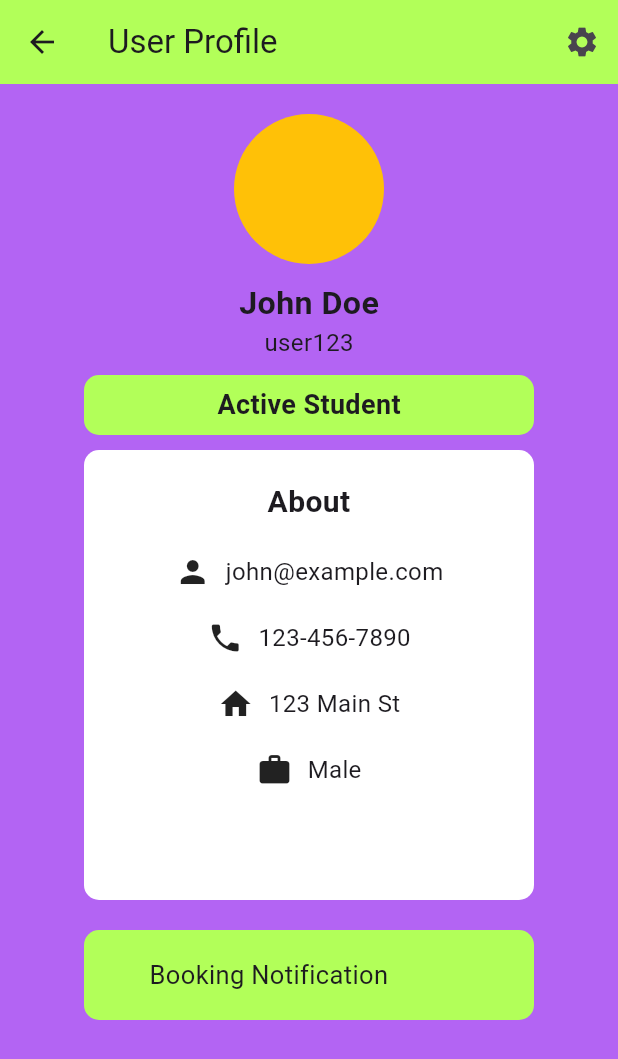
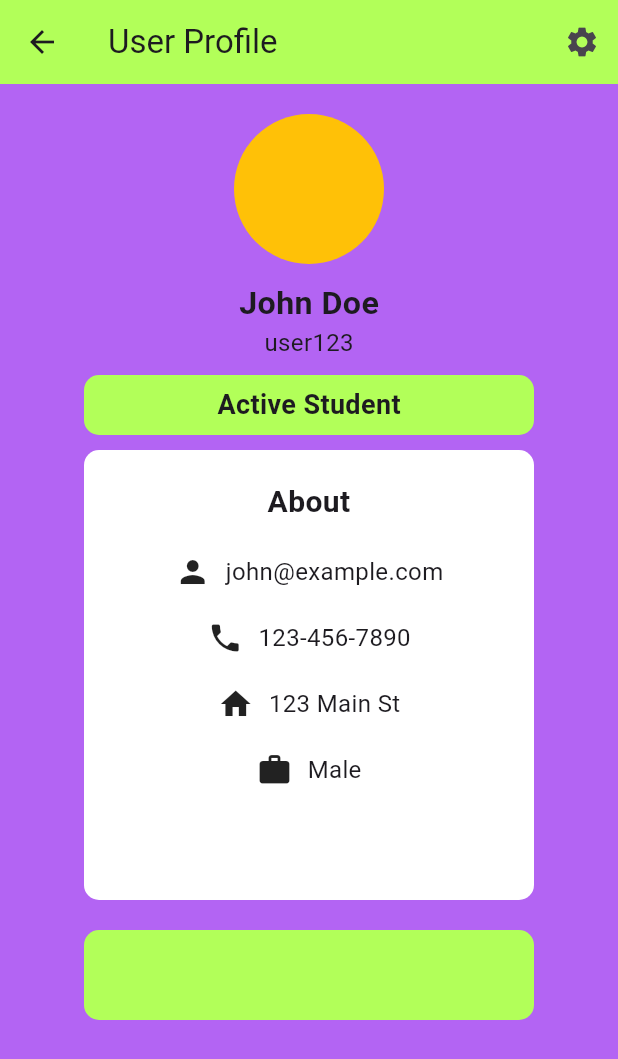
Before and after one commit to TechP-ioneers/PlayonPoint, a Flutter app: the Profile screen opened directly with sample values from the repository, on a phone screen of 412 x 824 dp. Shown: the top 1059 px of the screen. Run offline on Flutter 3.47's test engine with Material 3 defaults, Android fonts, the phone set to English and light mode, and no system bars; our stand-ins replace get_it, tuple; accounts and stored records are empty.

```diff
--- a/PlayonPoint/sprint1/lib/features/profile/profile.dart
+++ b/PlayonPoint/sprint1/lib/features/profile/profile.dart
@@ -152,17 +152,6 @@ class _ProfileState extends State<Profile> {
                       color: Colors.lightGreenAccent,
                       borderRadius: BorderRadius.all(Radius.circular(10)),
                     ),
-                    child: const Row(
-                      mainAxisAlignment: MainAxisAlignment.spaceEvenly,
-                      children: [
-                        Text(
-                          'Booking Notification',
-                          style: TextStyle(fontSize: 17),
-                        ),
-                        SizedBox(width: 10),
-
-                      ],
-                    ),
                   ),
                 ],
               ),
```
Also changed, not shown: PlayonPoint/sprint1/lib/features/home/home.dart (+56 -12 lines).
